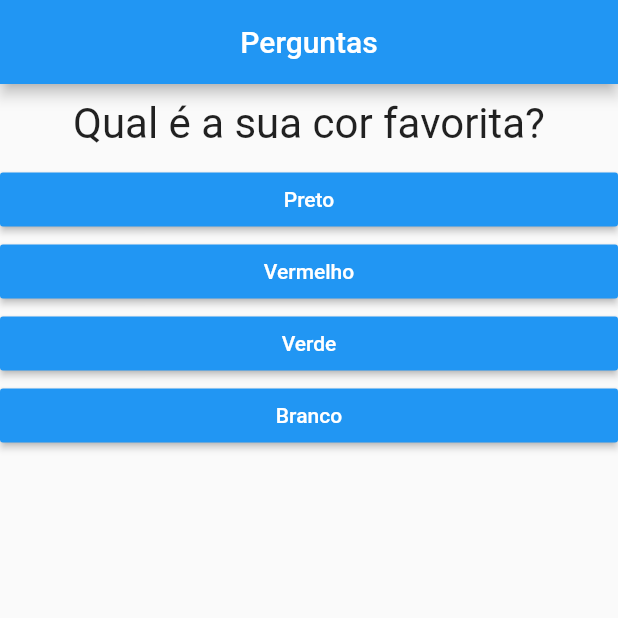
After one commit to joaop-aguiar/projeto1_cod3r, a Flutter app: the screen it shows after launch, on a phone screen of 412 x 824 dp, the top half of it. The commit adds this screen. Run offline on Flutter 3.47's test engine with Material 2 defaults, Android fonts, the phone set to English and light mode, and no system bars.

Commit message:
Criação questionario.dart

```diff
--- a/lib/main.dart
+++ b/lib/main.dart
@@ -1,8 +1,8 @@
 import 'package:flutter/material.dart';
+import 'package:projeto1_cod3r/questionario.dart';
 import 'package:projeto1_cod3r/resultado.dart';
-import './questao.dart';
-import './resposta.dart';
 import './resultado.dart';
+import './questionario.dart';
 
 main() => runApp(new PerguntaApp());
 
@@ -37,9 +37,7 @@ class _PerguntaAppState extends State<PerguntaApp> {
 
   @override
   Widget build(BuildContext context) {
-    List<String> respostas = temPerguntaSelecionada
-        ? _perguntas[_perguntaSelecionada]['respostas']
-        : null;
+
 
     return MaterialApp(
       debugShowCheckedModeBanner: false,
@@ -49,11 +47,8 @@ class _PerguntaAppState extends State<PerguntaApp> {
           child: Text('Perguntas'),
         )),
         body: temPerguntaSelecionada
-            ? Column(
-                children: <Widget>[
-                  Questao(_perguntas[_perguntaSelecionada]['texto']),
-                  ...respostas.map((t) => Resposta(t, _responder)).toList(),
-                ],
+            ? Questionario(
+              perguntas: _perguntas, perguntaSelecionada: _perguntaSelecionada, responder: _responder
               )
             : Resultado()
       ),
--- /dev/null
+++ b/lib/questionario.dart
@@ -0,0 +1,33 @@
+import 'package:flutter/material.dart';
+import './questao.dart';
+import './resposta.dart';
+
+class Questionario extends StatelessWidget {
+  final List<Map<String, Object>> perguntas;
+  final int perguntaSelecionada;
+  final void Function() responder;
+
+  Questionario({
+    @required this.perguntas,
+    @required this.perguntaSelecionada,
+    @required this.responder,
+  });
+
+  bool get temPerguntaSelecionada {
+    return perguntaSelecionada < perguntas.length;
+  }
+
+  @override
+  Widget build(BuildContext context) {
+    List<String> respostas = temPerguntaSelecionada
+        ? perguntas[perguntaSelecionada]['respostas']
+        : null;
+
+    return Column(
+      children: <Widget>[
+        Questao(perguntas[perguntaSelecionada]['texto']),
+        ...respostas.map((t) => Resposta(t, responder)).toList(),
+      ],
+    );
+  }
+}
```
